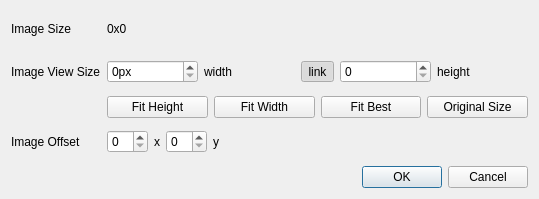
Before: the Qt Designer form background_properties_dialog.ui in uliss/patch_scene, drawn with Qt 5.
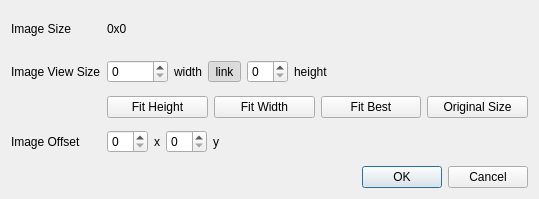
After: the same form once the commit is applied. Icons and pictures are not drawn.

Patch:
```diff
--- a/background_properties_dialog.ui
+++ b/background_properties_dialog.ui
@@ -125,9 +125,6 @@
     <layout class="QHBoxLayout" name="horizontalLayout">
      <item>
       <widget class="QSpinBox" name="viewWidth">
-       <property name="suffix">
-        <string>px</string>
-       </property>
        <property name="maximum">
         <number>10000</number>
        </property>
@@ -167,6 +164,19 @@
        </property>
       </widget>
      </item>
+     <item>
+      <spacer name="horizontalSpacer_3">
+       <property name="orientation">
+        <enum>Qt::Horizontal</enum>
+       </property>
+       <property name="sizeHint" stdset="0">
+        <size>
+         <width>40</width>
+         <height>20</height>
+        </size>
+       </property>
+      </spacer>
+     </item>
     </layout>
    </item>
    <item row="0" column="1">
```
